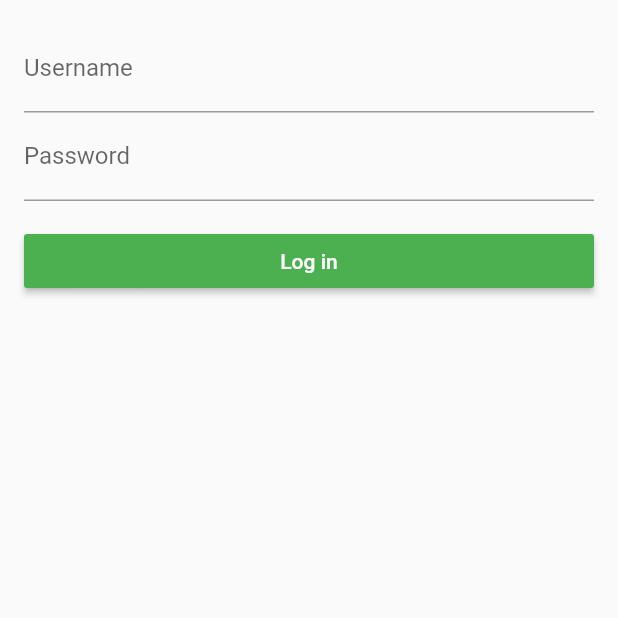
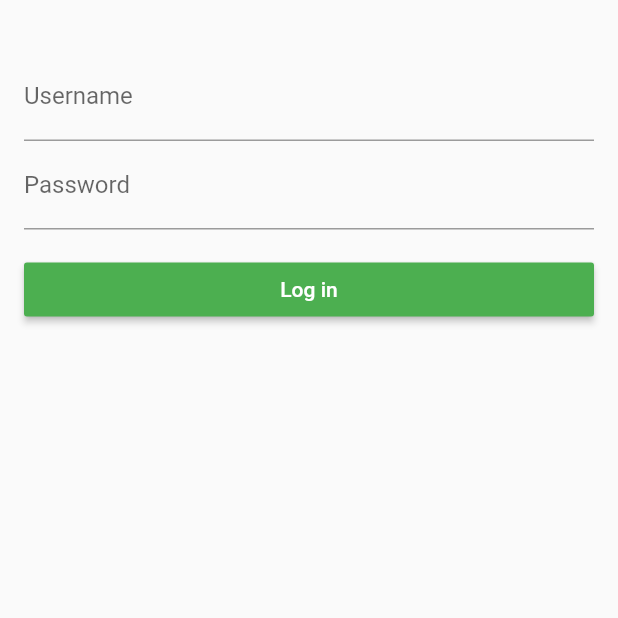
Before and after one commit to tylermarien/mfl, a Flutter app: the LoginScreen screen opened directly with empty values, on a phone screen of 412 x 824 dp, the top half of it. Run offline on Flutter 3.47's test engine with Material 2 defaults, Android fonts, the phone set to English and light mode, and no system bars.

Commit message:
Styling login form

```diff
--- a/lib/screens/league_search.dart
+++ b/lib/screens/league_search.dart
@@ -3,6 +3,7 @@ import 'package:http/http.dart' as http;
 import 'package:xml/xml.dart' as xml;
 import 'package:mfl/screens/leagues.dart';
 import 'package:mfl/models/league.dart';
+import 'package:mfl/screens/login.dart';
 
 class LeagueSearchScreen extends StatefulWidget {
   @override
@@ -30,7 +31,11 @@ class LeagueSearchScreenState extends State<LeagueSearchScreen> {
             .map((element) => League.fromXml(element))
             .toList();
 
-          Navigator.push(context, MaterialPageRoute(builder: (BuildContext context) => LeaguesScreen(leagues)));
+          if (leagues.length == 1) {
+            Navigator.push(context, MaterialPageRoute(builder: (BuildContext context) => LoginScreen(leagues.first)));
+          } else {
+            Navigator.push(context, MaterialPageRoute(builder: (BuildContext context) => LeaguesScreen(leagues)));
+          }
         });
   }
 
--- a/lib/screens/login.dart
+++ b/lib/screens/login.dart
@@ -31,9 +31,9 @@ class LoginScreen extends StatelessWidget {
         final cookieName = status.first.attributes.first.name.toString();
         final cookieValue = status.first.attributes.first.value;
 
-        Navigator.pushReplacement(context, MaterialPageRoute(
+        Navigator.pushAndRemoveUntil(context, MaterialPageRoute(
           builder: (context) => MainScreen(league, cookieName, cookieValue),
-        ));
+        ), (route) => false);
 
         return '';
       } else {
@@ -47,7 +47,25 @@ class LoginScreen extends StatelessWidget {
   @override
   Widget build(BuildContext context) {
     return Scaffold(
-      body: LoginForm(this.login),
+      body: SafeArea(
+        child: Padding(
+          padding: EdgeInsets.all(16.0),
+          child: Column(
+            crossAxisAlignment: CrossAxisAlignment.start,
+            children: [
+              Text(
+                league.name,
+                style: TextStyle(
+                  fontSize: 16.0,
+                ),
+              ),
+              Expanded(
+                child: LoginForm(login),
+              ),
+            ],
+          ),
+        ),
+      ),
     );
   }
 }
--- a/lib/widgets/login_form.dart
+++ b/lib/widgets/login_form.dart
@@ -66,13 +66,10 @@ class LoginFormState extends State<LoginForm> {
       children.insert(0, Text(error));
     }
 
-    return Container(
-      padding: EdgeInsets.all(16.0),
-      child: Form(
-        key: _formKey,
-        child: ListView(
-          children: children,
-        ),
+    return Form(
+      key: _formKey,
+      child: ListView(
+        children: children,
       ),
     );
   }
```
